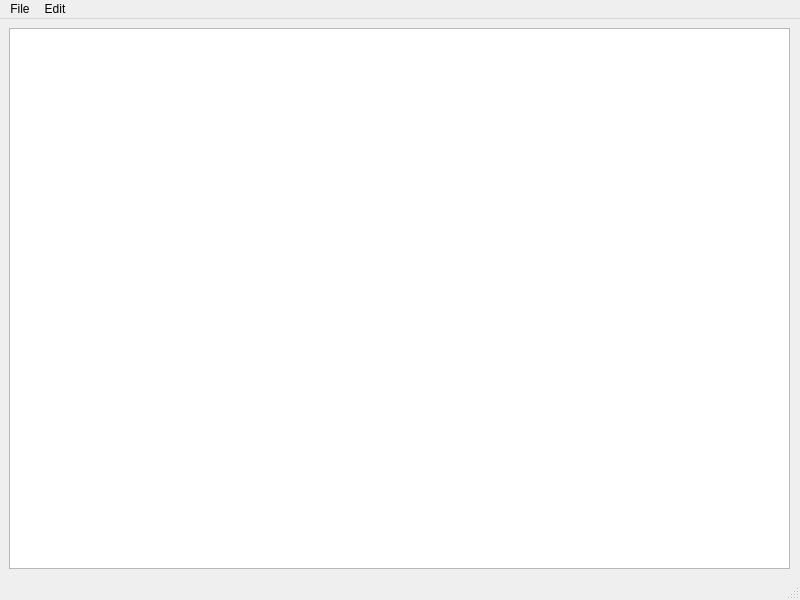
First picture: the form in notepad-project/notepadwindow.ui, repository caiofov/Notepad-Qt-Cpp, before the edit.
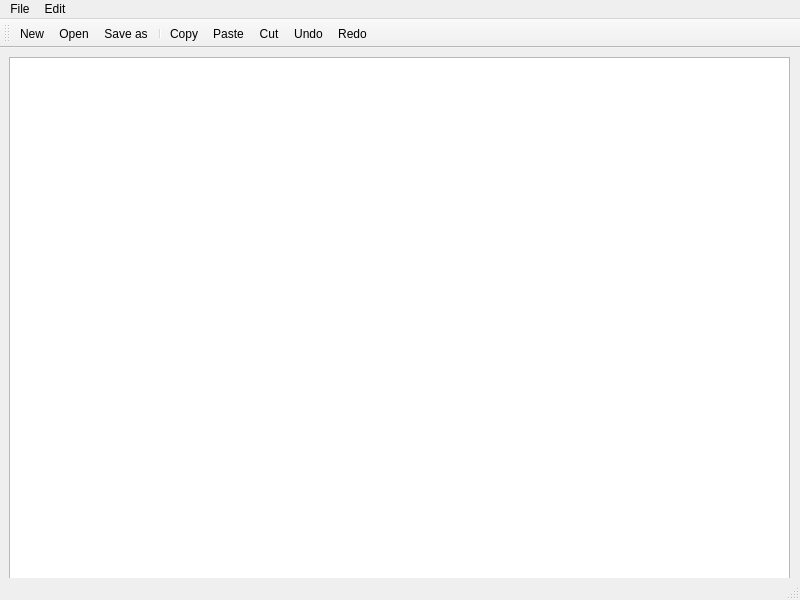
Second picture: the form after the edit. Icons and pictures are not drawn.

Commit message: feat: add icons and toolbar

```diff
--- a/notepad-project/notepadwindow.ui
+++ b/notepad-project/notepadwindow.ui
@@ -62,6 +62,26 @@
    <addaction name="menuEdit"/>
   </widget>
   <widget class="QStatusBar" name="statusbar"/>
+  <widget class="QToolBar" name="toolBar">
+   <property name="windowTitle">
+    <string>toolBar</string>
+   </property>
+   <attribute name="toolBarArea">
+    <enum>TopToolBarArea</enum>
+   </attribute>
+   <attribute name="toolBarBreak">
+    <bool>false</bool>
+   </attribute>
+   <addaction name="actionNew"/>
+   <addaction name="actionOpen"/>
+   <addaction name="actionSave_as"/>
+   <addaction name="separator"/>
+   <addaction name="actionCopy"/>
+   <addaction name="actionPaste"/>
+   <addaction name="actionCut"/>
+   <addaction name="actionUndo"/>
+   <addaction name="actionRedo"/>
+  </widget>
   <action name="actionNew">
    <property name="text">
     <string>New</string>
```
Left out of the diff: 27 changed lines with no effect on the pictures.
